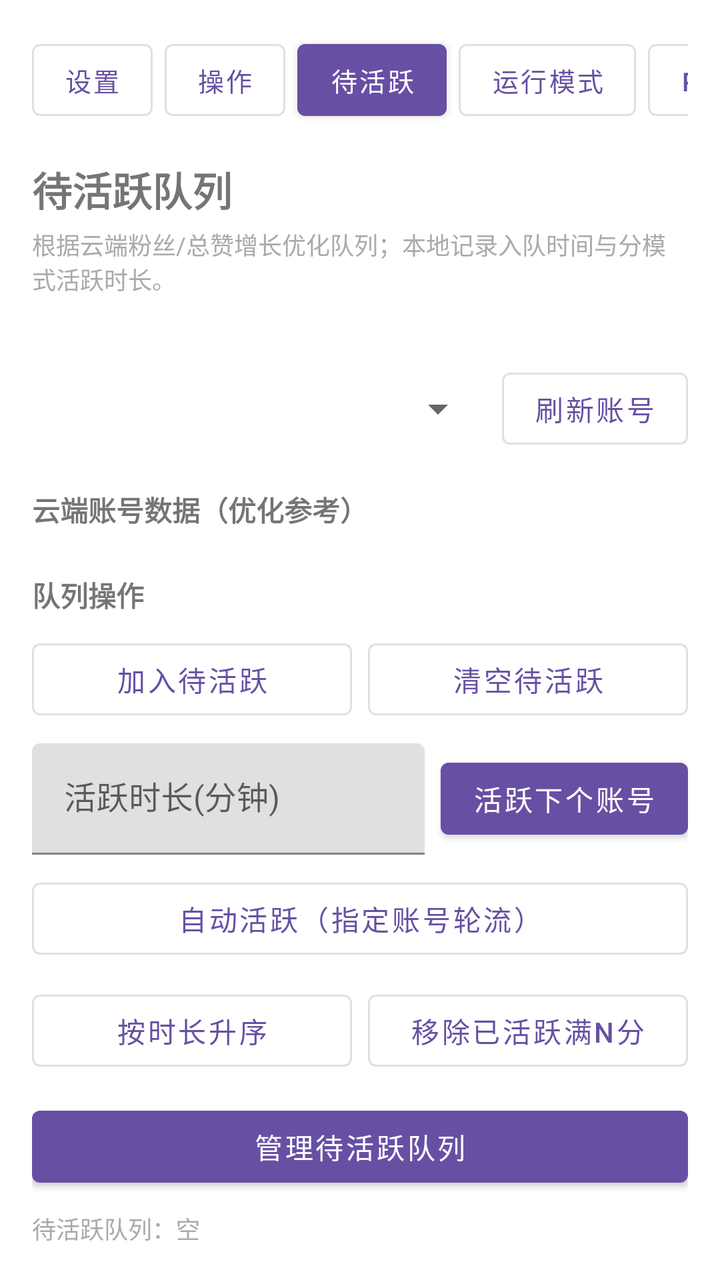
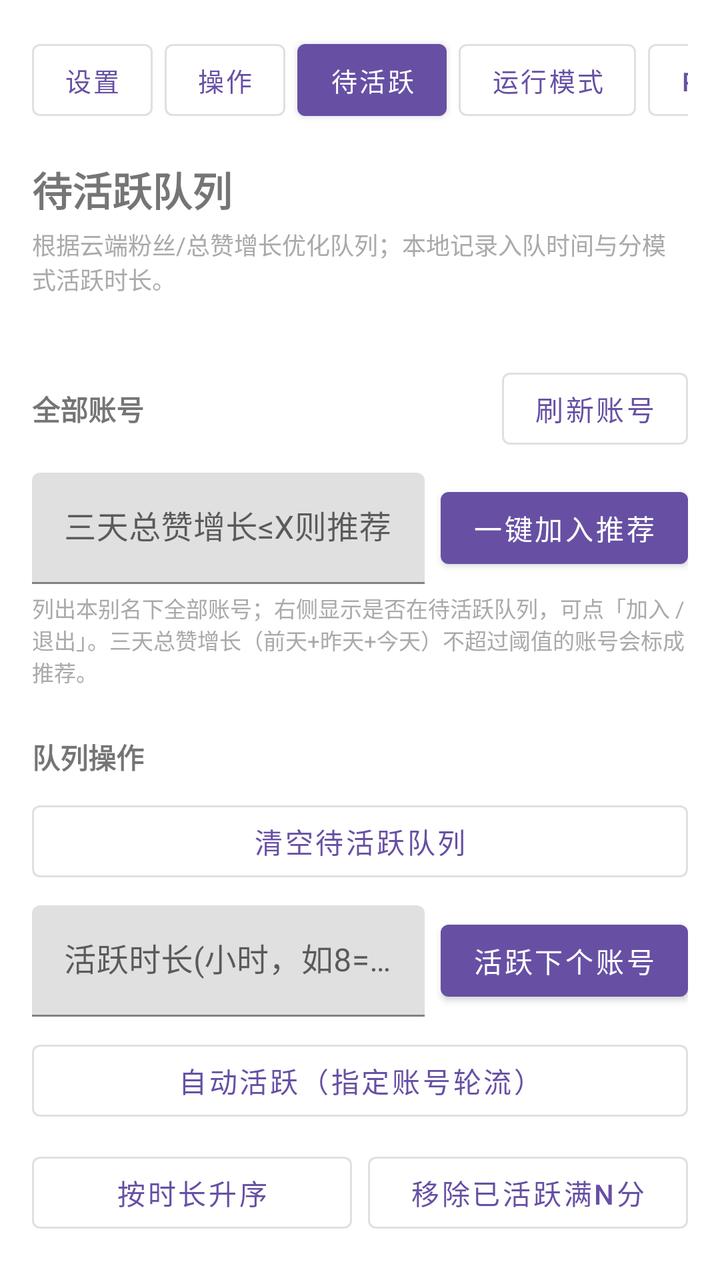

An Android layout rendered at two revisions. The XML below is the earlier revision; the diff shows what the commit changed to produce the second picture.
<!-- AndroidManifest.xml: application theme Theme.AutoTraces -->
<!-- res/layout/activity_pending_activate.xml -->
<?xml version="1.0" encoding="utf-8"?>
<androidx.core.widget.NestedScrollView xmlns:android="http://schemas.android.com/apk/res/android"
    android:layout_width="match_parent"
    android:layout_height="match_parent"
    android:fillViewport="true"
    android:padding="16dp">

    <LinearLayout
        android:layout_width="match_parent"
        android:layout_height="wrap_content"
        android:orientation="vertical">

        <include layout="@layout/include_app_top_nav" />

        <TextView
            android:layout_width="match_parent"
            android:layout_height="wrap_content"
            android:layout_marginTop="16dp"
            android:text="待活跃队列"
            android:textSize="20sp"
            android:textStyle="bold" />

        <TextView
            android:id="@+id/pendingActivateHintText"
            android:layout_width="match_parent"
            android:layout_height="wrap_content"
            android:layout_marginTop="4dp"
            android:text="根据云端粉丝/总赞增长优化队列；本地记录入队时间与分模式活跃时长。"
            android:textColor="@android:color/darker_gray"
            android:textSize="12sp" />

        <TextView
            android:id="@+id/pendingActivateStatusText"
            android:layout_width="match_parent"
            android:layout_height="wrap_content"
            android:layout_marginTop="8dp"
            android:textColor="@android:color/darker_gray"
            android:textSize="12sp" />

        <LinearLayout
            android:layout_width="match_parent"
            android:layout_height="wrap_content"
            android:layout_marginTop="8dp"
            android:gravity="center_vertical"
            android:orientation="horizontal">

            <Spinner
                android:id="@+id/pendingAccountSpinner"
                android:layout_width="0dp"
                android:layout_height="wrap_content"
                android:layout_weight="1" />

            <com.google.android.material.button.MaterialButton
                android:id="@+id/pendingRefreshAccountsButton"
                style="@style/Widget.MaterialComponents.Button.OutlinedButton"
                android:layout_width="wrap_content"
                android:layout_height="wrap_content"
                android:layout_marginStart="8dp"
                android:text="刷新账号" />
        </LinearLayout>

        <TextView
            android:layout_width="match_parent"
            android:layout_height="wrap_content"
            android:layout_marginTop="16dp"
            android:text="云端账号数据（优化参考）"
            android:textStyle="bold" />

        <LinearLayout
            android:id="@+id/pendingAccountStatsList"
            android:layout_width="match_parent"
            android:layout_height="wrap_content"
            android:layout_marginTop="6dp"
            android:orientation="vertical" />

        <TextView
            android:layout_width="match_parent"
            android:layout_height="wrap_content"
            android:layout_marginTop="16dp"
            android:text="队列操作"
            android:textStyle="bold" />

        <LinearLayout
            android:layout_width="match_parent"
            android:layout_height="wrap_content"
            android:layout_marginTop="8dp"
            android:orientation="horizontal">

            <com.google.android.material.button.MaterialButton
                android:id="@+id/pendingEnqueueButton"
                style="@style/Widget.MaterialComponents.Button.OutlinedButton"
                android:layout_width="0dp"
                android:layout_height="wrap_content"
                android:layout_weight="1"
                android:text="加入待活跃" />

            <com.google.android.material.button.MaterialButton
                android:id="@+id/pendingClearQueueButton"
                style="@style/Widget.MaterialComponents.Button.OutlinedButton"
                android:layout_width="0dp"
                android:layout_height="wrap_content"
                android:layout_marginStart="8dp"
                android:layout_weight="1"
                android:text="清空待活跃" />
        </LinearLayout>

        <LinearLayout
            android:layout_width="match_parent"
            android:layout_height="wrap_content"
            android:layout_marginTop="8dp"
            android:gravity="center_vertical"
            android:orientation="horizontal">

            <com.google.android.material.textfield.TextInputLayout
                android:layout_width="0dp"
                android:layout_height="wrap_content"
                android:layout_weight="1"
                android:hint="活跃时长(分钟)">

                <com.google.android.material.textfield.TextInputEditText
                    android:id="@+id/pendingActivateDurationMinInput"
                    android:layout_width="match_parent"
                    android:layout_height="wrap_content"
                    android:inputType="number"
                    android:maxLines="1" />
            </com.google.android.material.textfield.TextInputLayout>

            <com.google.android.material.button.MaterialButton
                android:id="@+id/pendingActivateNextButton"
                android:layout_width="wrap_content"
                android:layout_height="wrap_content"
                android:layout_marginStart="8dp"
                android:text="活跃下个账号" />
        </LinearLayout>

        <com.google.android.material.button.MaterialButton
            android:id="@+id/pendingAutoActiveButton"
            style="@style/Widget.MaterialComponents.Button.OutlinedButton"
            android:layout_width="match_parent"
            android:layout_height="wrap_content"
            android:layout_marginTop="8dp"
            android:text="自动活跃（指定账号轮流）" />

        <LinearLayout
            android:layout_width="match_parent"
            android:layout_height="wrap_content"
            android:layout_marginTop="8dp"
            android:orientation="horizontal">

            <com.google.android.material.button.MaterialButton
                android:id="@+id/pendingSortByMinutesButton"
                style="@style/Widget.MaterialComponents.Button.OutlinedButton"
                android:layout_width="0dp"
                android:layout_height="wrap_content"
                android:layout_weight="1"
                android:text="按时长升序" />

            <com.google.android.material.button.MaterialButton
                android:id="@+id/pendingTrimByMinutesButton"
                style="@style/Widget.MaterialComponents.Button.OutlinedButton"
                android:layout_width="0dp"
                android:layout_height="wrap_content"
                android:layout_marginStart="8dp"
                android:layout_weight="1"
                android:text="移除已活跃满N分" />
        </LinearLayout>

        <com.google.android.material.button.MaterialButton
            android:id="@+id/pendingManageQueueButton"
            style="@style/Widget.MaterialComponents.Button"
            android:layout_width="match_parent"
            android:layout_height="wrap_content"
            android:layout_marginTop="10dp"
            android:text="管理待活跃队列" />

        <TextView
            android:id="@+id/pendingQueueSummaryText"
            android:layout_width="match_parent"
            android:layout_height="wrap_content"
            android:layout_marginTop="8dp"
            android:text="待活跃队列：空"
            android:textColor="@android:color/darker_gray"
            android:textSize="12sp" />

        <TextView
            android:id="@+id/pendingTaskStatusText"
            android:layout_width="match_parent"
            android:layout_height="wrap_content"
            android:layout_marginTop="6dp"
            android:textColor="@android:color/darker_gray"
            android:textSize="12sp" />
    </LinearLayout>
</androidx.core.widget.NestedScrollView>
<!-- res/layout/include_app_top_nav.xml (included above) -->
<?xml version="1.0" encoding="utf-8"?>
<HorizontalScrollView xmlns:android="http://schemas.android.com/apk/res/android"
    android:id="@+id/topNavScroll"
    android:layout_width="match_parent"
    android:layout_height="wrap_content"
    android:scrollbars="none">

    <LinearLayout
        android:layout_width="wrap_content"
        android:layout_height="wrap_content"
        android:orientation="horizontal">

        <com.google.android.material.button.MaterialButton
            android:id="@+id/showSettingsButton"
            style="@style/Widget.MaterialComponents.Button.OutlinedButton"
            android:layout_width="wrap_content"
            android:layout_height="wrap_content"
            android:minWidth="0dp"
            android:text="设置"
            android:textSize="13sp" />

        <com.google.android.material.button.MaterialButton
            android:id="@+id/showActionButton"
            style="@style/Widget.MaterialComponents.Button.OutlinedButton"
            android:layout_width="wrap_content"
            android:layout_height="wrap_content"
            android:layout_marginStart="6dp"
            android:minWidth="0dp"
            android:text="操作"
            android:textSize="13sp" />

        <com.google.android.material.button.MaterialButton
            android:id="@+id/showPendingActivateButton"
            style="@style/Widget.MaterialComponents.Button"
            android:layout_width="wrap_content"
            android:layout_height="wrap_content"
            android:layout_marginStart="6dp"
            android:minWidth="0dp"
            android:text="待活跃"
            android:textSize="13sp" />

        <com.google.android.material.button.MaterialButton
            android:id="@+id/showControlModeButton"
            style="@style/Widget.MaterialComponents.Button.OutlinedButton"
            android:layout_width="wrap_content"
            android:layout_height="wrap_content"
            android:layout_marginStart="6dp"
            android:minWidth="0dp"
            android:text="运行模式"
            android:textSize="13sp" />

        <com.google.android.material.button.MaterialButton
            android:id="@+id/showVideoDedButton"
            style="@style/Widget.MaterialComponents.Button.OutlinedButton"
            android:layout_width="wrap_content"
            android:layout_height="wrap_content"
            android:layout_marginStart="6dp"
            android:minWidth="0dp"
            android:text="@string/nav_video_ded"
            android:textSize="13sp" />

        <com.google.android.material.button.MaterialButton
            android:id="@+id/showLogButton"
            style="@style/Widget.MaterialComponents.Button.OutlinedButton"
            android:layout_width="wrap_content"
            android:layout_height="wrap_content"
            android:layout_marginStart="6dp"
            android:minWidth="0dp"
            android:text="日志"
            android:textSize="13sp" />
    </LinearLayout>
</HorizontalScrollView>
<!-- resources referenced by this layout -->
<resources>
  <string name="nav_video_ded">PC传输</string>
  <style name="Theme.AutoTraces" parent="Theme.MaterialComponents.DayNight.NoActionBar">
          <item name="colorPrimary">@color/purple_500</item>
          <item name="colorPrimaryVariant">@color/purple_700</item>
          <item name="colorOnPrimary">@color/white</item>
          <item name="android:statusBarColor" tools:targetApi="l">@color/purple_700</item>
      </style>
  <color name="purple_500">#6750A4</color>
  <color name="purple_700">#4F378B</color>
  <color name="white">#FFFFFF</color>
</resources>

<!-- the commit's change to res/layout/activity_pending_activate.xml (unified diff, before → after) -->
@@ -44,33 +44,63 @@
             android:gravity="center_vertical"
             android:orientation="horizontal">
 
-            <Spinner
-                android:id="@+id/pendingAccountSpinner"
-                android:layout_width="0dp"
-                android:layout_height="wrap_content"
-                android:layout_weight="1" />
+            <TextView
+                android:layout_width="0dp"
+                android:layout_height="wrap_content"
+                android:layout_weight="1"
+                android:text="全部账号"
+                android:textStyle="bold" />
 
             <com.google.android.material.button.MaterialButton
                 android:id="@+id/pendingRefreshAccountsButton"
                 style="@style/Widget.MaterialComponents.Button.OutlinedButton"
                 android:layout_width="wrap_content"
                 android:layout_height="wrap_content"
+                android:text="刷新账号" />
+        </LinearLayout>
+
+        <LinearLayout
+            android:layout_width="match_parent"
+            android:layout_height="wrap_content"
+            android:layout_marginTop="8dp"
+            android:gravity="center_vertical"
+            android:orientation="horizontal">
+
+            <com.google.android.material.textfield.TextInputLayout
+                android:layout_width="0dp"
+                android:layout_height="wrap_content"
+                android:layout_weight="1"
+                android:hint="三天总赞增长≤X则推荐">
+
+                <com.google.android.material.textfield.TextInputEditText
+                    android:id="@+id/pendingRecommendHeartGrowthMaxInput"
+                    android:layout_width="match_parent"
+                    android:layout_height="wrap_content"
+                    android:inputType="number"
+                    android:maxLines="1" />
+            </com.google.android.material.textfield.TextInputLayout>
+
+            <com.google.android.material.button.MaterialButton
+                android:id="@+id/pendingEnqueueRecommendedButton"
+                android:layout_width="wrap_content"
+                android:layout_height="wrap_content"
                 android:layout_marginStart="8dp"
-                android:text="刷新账号" />
-        </LinearLayout>
-
-        <TextView
-            android:layout_width="match_parent"
-            android:layout_height="wrap_content"
-            android:layout_marginTop="16dp"
-            android:text="云端账号数据（优化参考）"
-            android:textStyle="bold" />
+                android:text="一键加入推荐" />
+        </LinearLayout>
+
+        <TextView
+            android:layout_width="match_parent"
+            android:layout_height="wrap_content"
+            android:layout_marginTop="4dp"
+            android:text="列出本别名下全部账号；右侧显示是否在待活跃队列，可点「加入 / 退出」。三天总赞增长（前天+昨天+今天）不超过阈值的账号会标成推荐。"
+            android:textColor="@android:color/darker_gray"
+            android:textSize="11sp" />
 
         <LinearLayout
             android:id="@+id/pendingAccountStatsList"
             android:layout_width="match_parent"
             android:layout_height="wrap_content"
-            android:layout_marginTop="6dp"
+            android:layout_marginTop="8dp"
             android:orientation="vertical" />
 
         <TextView
@@ -87,21 +117,11 @@
             android:orientation="horizontal">
 
             <com.google.android.material.button.MaterialButton
-                android:id="@+id/pendingEnqueueButton"
-                style="@style/Widget.MaterialComponents.Button.OutlinedButton"
-                android:layout_width="0dp"
-                android:layout_height="wrap_content"
-                android:layout_weight="1"
-                android:text="加入待活跃" />
-
-            <com.google.android.material.button.MaterialButton
                 android:id="@+id/pendingClearQueueButton"
                 style="@style/Widget.MaterialComponents.Button.OutlinedButton"
-                android:layout_width="0dp"
-                android:layout_height="wrap_content"
-                android:layout_marginStart="8dp"
-                android:layout_weight="1"
-                android:text="清空待活跃" />
+                android:layout_width="match_parent"
+                android:layout_height="wrap_content"
+                android:text="清空待活跃队列" />
         </LinearLayout>
 
         <LinearLayout
@@ -115,13 +135,13 @@
                 android:layout_width="0dp"
                 android:layout_height="wrap_content"
                 android:layout_weight="1"
-                android:hint="活跃时长(分钟)">
+                android:hint="活跃时长(小时，如8=8小时)">
 
                 <com.google.android.material.textfield.TextInputEditText
                     android:id="@+id/pendingActivateDurationMinInput"
                     android:layout_width="match_parent"
                     android:layout_height="wrap_content"
-                    android:inputType="number"
+                    android:inputType="numberDecimal"
                     android:maxLines="1" />
             </com.google.android.material.textfield.TextInputLayout>
 
